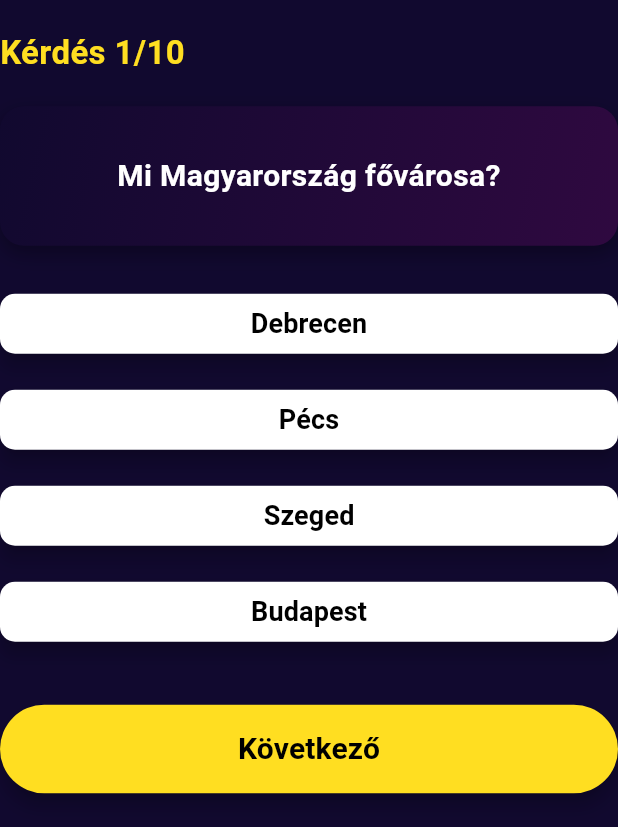
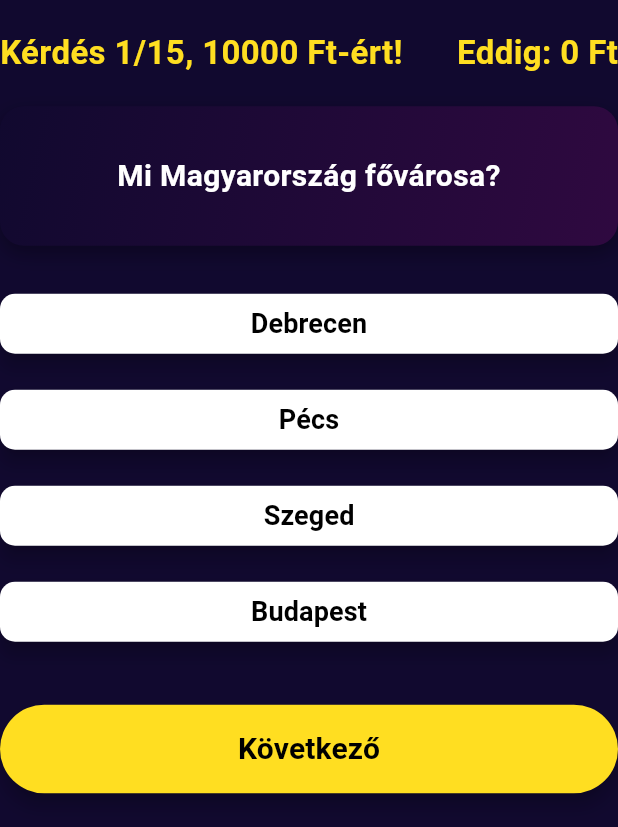
Before and after one commit to OkHello99/Flutter_Quiz_App, a Flutter app: the QuizScreen screen opened directly, on a phone screen of 412 x 824 dp, the part 409-1236 px from its top. Run offline on Flutter 3.47's test engine with Material 3 defaults, Android fonts, the light colour scheme and no system bars.

Commit message:
főmenü, több kérdés, nyereményszintek

```diff
--- a/flutter_quiz_app/lib/main.dart
+++ b/flutter_quiz_app/lib/main.dart
@@ -8,15 +8,14 @@ void main() {
 class MyApp extends StatelessWidget {
   const MyApp({super.key});
 
-  // This widget is the root of your application.
   @override
   Widget build(BuildContext context) {
     return MaterialApp(
-      title: 'Flutter Demo',
+      title: 'Legyen On Is Milliomos',
       theme: ThemeData(
         primarySwatch: Colors.blue,
       ),
-      home: QuizScreen()
+      home: MenuScreen()
     );
   }
 }
--- a/flutter_quiz_app/lib/question_model.dart
+++ b/flutter_quiz_app/lib/question_model.dart
@@ -11,7 +11,6 @@ class Answer {
 
   Answer(this.answerText, this.isCorrect);
 }
-
 List<Question> getQuestions() {
   List<Question> list = [];
 
@@ -26,16 +25,6 @@ List<Question> getQuestions() {
   ));
 
   list.add(
-    Question("Melyik évben kezdődött a második világháború?",
-    [
-      Answer("1935", false),
-      Answer("1939", true),
-      Answer("1941", false),
-      Answer("1945", false),
-    ],
-  ));
-
-  list.add(
     Question("Mi Magyarország hivatalos nyelve?",
     [
       Answer("Angol", false),
@@ -46,22 +35,32 @@ List<Question> getQuestions() {
   ));
 
   list.add(
-    Question("Ki találta fel a golyóstollat?",
-    [
-      Answer("Biro László", true),
-      Answer("Eötvös Loránd", false),
-      Answer("Puskás Ferenc", false),
-      Answer("Kodály Zoltán", false),
-    ],
-  ));
-
-  list.add(
     Question("Mi Magyarország legnagyobb tava?",
     [
       Answer("Balaton", true),
       Answer("Tisza-tó", false),
       Answer("Velencei-tó", false),
       Answer("Fertő-tó", false),
+    ],
+  ));
+
+  list.add(
+    Question("Ki volt Magyarország első királya?",
+    [
+      Answer("Mátyás király", false),
+      Answer("Szent István", true),
+      Answer("László király", false),
+      Answer("Károly Róbert", false),
+    ],
+  ));
+
+  list.add(
+    Question("Melyik évben kezdődött a második világháború?",
+    [
+      Answer("1935", false),
+      Answer("1939", true),
+      Answer("1941", false),
+      Answer("1945", false),
     ],
   ));
 
@@ -86,12 +85,12 @@ List<Question> getQuestions() {
   ));
 
   list.add(
-    Question("Ki volt Magyarország első királya?",
+    Question("Ki találta fel a golyóstollat?",
     [
-      Answer("Mátyás király", false),
-      Answer("Szent István", true),
-      Answer("László király", false),
-      Answer("Károly Róbert", false),
+      Answer("Bíró László", true),
+      Answer("Eötvös Loránd", false),
+      Answer("Puskás Ferenc", false),
+      Answer("Kodály Zoltán", false),
     ],
   ));
 
@@ -115,5 +114,55 @@ List<Question> getQuestions() {
     ],
   ));
 
+  list.add(
+    Question("Melyik évben alapították Magyarországot?",
+    [
+      Answer("896", true),
+      Answer("1000", false),
+      Answer("1241", false),
+      Answer("1526", false),
+    ],
+  ));
+
+  list.add(
+    Question("Hány megye van Magyarországon?",
+    [
+      Answer("17", false),
+      Answer("19", true),
+      Answer("21", false),
+      Answer("25", false),
+    ],
+  ));
+
+  list.add(
+    Question("Melyik magyar városban található az ország egyetlen UNESCO Világörökségi borvidéke?",
+    [
+      Answer("Tokaj", true),
+      Answer("Eger", false),
+      Answer("Villány", false),
+      Answer("Badacsony", false),
+    ],
+  ));
+
+  list.add(
+    Question("Melyik magyar tudós nyerte meg a Nobel-díjat a C-vitamin felfedezéséért?",
+    [
+      Answer("Szent-Györgyi Albert", true),
+      Answer("Bay Zoltán", false),
+      Answer("Wigner Jenő", false),
+      Answer("Puskás Tivadar", false),
+    ],
+  ));
+
+  list.add(
+    Question("Melyik magyar feltaláló alkotta meg a híres 'Gömböcöt'?",
+    [
+      Answer("Domokos Gábor", true),
+      Answer("Irinyi János", false),
+      Answer("Rubik Ernő", false),
+      Answer("Jedlik Ányos", false),
+    ],
+  ));
+
   return list;
 }
--- a/flutter_quiz_app/lib/quiz_screen.dart
+++ b/flutter_quiz_app/lib/quiz_screen.dart
@@ -1,5 +1,52 @@
 import 'package:flutter/material.dart';
 import 'package:flutter_quiz_app/question_model.dart';
+
+
+class MenuScreen extends StatelessWidget {
+  @override
+  Widget build(BuildContext context) {
+    return Scaffold(
+      backgroundColor: const Color(0xFF11092F),
+      body: Center(
+        child: Column(
+          mainAxisSize: MainAxisSize.min,
+          children: [
+            Image.asset(
+              'assets/logo.png',
+              fit: BoxFit.contain,
+              height: 250,
+            ),
+            const SizedBox(height: 50),
+            ElevatedButton(
+              style: ElevatedButton.styleFrom(
+                padding: const EdgeInsets.symmetric(horizontal: 50, vertical: 15),
+                backgroundColor: const Color(0xFFFFDE21),
+                foregroundColor: Colors.black,
+                shape: RoundedRectangleBorder(
+                  borderRadius: BorderRadius.circular(30),
+                ),
+                elevation: 5,
+              ),
+              onPressed: () {
+                Navigator.push(
+                  context,
+                  MaterialPageRoute(builder: (context) => QuizScreen()),
+                );
+              },
+              child: const Text(
+                "Start",
+                style: TextStyle(
+                  fontSize: 20,
+                  fontWeight: FontWeight.bold,
+                ),
+              ),
+            ),
+          ],
+        ),
+      ),
+    );
+  }
+}
 
 class QuizScreen extends StatefulWidget {
   @override
@@ -11,6 +58,12 @@ class _QuizScreenState extends State<QuizScreen> {
   int currentQuestionIndex = 0;
   int score = 0;
   Answer? selectedAnswer;
+
+  final List<int> rewardLevels = [
+    10000, 20000, 50000, 100000, 250000,
+    500000, 750000, 1000000, 1500000, 2000000,
+    5000000, 10000000, 15000000, 25000000, 50000000
+  ];
 
   @override
   Widget build(BuildContext context) {
@@ -26,17 +79,17 @@ class _QuizScreenState extends State<QuizScreen> {
               height: 250,
             ),
             const SizedBox(height: 20),
-            Container(
+            SizedBox(
               width: 600,
               child: _questionWidget(),
             ),
             const SizedBox(height: 20),
-            Container(
+            SizedBox(
               width: 600,
               child: _answerList(),
             ),
             const SizedBox(height: 30),
-            Container(
+            SizedBox(
               width: 600,
               child: _nextButton(),
             ),
@@ -50,13 +103,26 @@ class _QuizScreenState extends State<QuizScreen> {
     return Column(
       crossAxisAlignment: CrossAxisAlignment.start,
       children: [
+        Row(
+          mainAxisAlignment: MainAxisAlignment.spaceBetween,
+          children: [
             Text(
-          "Kérdés ${currentQuestionIndex + 1}/${questionList.length}",
+              "Kérdés ${currentQuestionIndex + 1}/${questionList.length}, ${rewardLevels[currentQuestionIndex]} Ft-ért!",
               style: const TextStyle(
                 color: Color(0xFFFFDE21),
                 fontSize: 22,
                 fontWeight: FontWeight.bold,
               ),
+            ),
+            Text(
+              "Eddig: $score Ft",
+              style: const TextStyle(
+                color: Color(0xFFFFDE21),
+                fontSize: 22,
+                fontWeight: FontWeight.bold,
+              ),
+            ),
+          ],
         ),
         const SizedBox(height: 20),
         Container(
@@ -64,7 +130,7 @@ class _QuizScreenState extends State<QuizScreen> {
           width: double.infinity,
           padding: const EdgeInsets.all(32),
           decoration: BoxDecoration(
-            gradient: LinearGradient(
+            gradient: const LinearGradient(
               colors: [Color(0xFF11092F), Color(0xFF2F0940)],
               begin: Alignment.topLeft,
               end: Alignment.bottomRight,
@@ -113,15 +179,12 @@ class _QuizScreenState extends State<QuizScreen> {
           shape: RoundedRectangleBorder(
             borderRadius: BorderRadius.circular(10),
           ),
-          backgroundColor: isSelected ? Color(0xFFFFDE21) : Colors.white,
+          backgroundColor: isSelected ? const Color(0xFFFFDE21) : Colors.white,
           elevation: isSelected ? 10 : 5,
         ),
         onPressed: () {
           setState(() {
             selectedAnswer = answer;
-            if (answer.isCorrect) {
-              score++;
-            }
           });
         },
         child: Text(
@@ -140,7 +203,7 @@ class _QuizScreenState extends State<QuizScreen> {
   return ElevatedButton(
     style: ElevatedButton.styleFrom(
       padding: const EdgeInsets.symmetric(horizontal: 50, vertical: 15),
-        backgroundColor: Color(0xFFFFDE21),
+      backgroundColor: const Color(0xFFFFDE21),
       foregroundColor: Colors.black,
       shape: RoundedRectangleBorder(
         borderRadius: BorderRadius.circular(30),
@@ -148,6 +211,36 @@ class _QuizScreenState extends State<QuizScreen> {
       elevation: 5,
     ),
     onPressed: () {
+      if (selectedAnswer == null) {
+        ScaffoldMessenger.of(context).showSnackBar(
+          const SnackBar(content: Text("Kérlek jelölj meg egy választ!")),
+        );
+        return;
+      }
+
+      if (selectedAnswer!.isCorrect) {
+        score += rewardLevels[currentQuestionIndex];
+
+        if ((currentQuestionIndex + 1) % 5 == 0 || currentQuestionIndex == questionList.length - 1) {
+          _showExitDialog();
+        } else {
+          _nextQuestion();
+        }
+      } else {
+        _showScoreDialog();
+      }
+    },
+    child: Text(
+      currentQuestionIndex < questionList.length - 1 ? "Következő" : "Vége",
+      style: const TextStyle(
+        fontSize: 20,
+        fontWeight: FontWeight.bold,
+      ),
+    ),
+  );
+}
+
+  void _nextQuestion() {
     if (currentQuestionIndex < questionList.length - 1) {
       setState(() {
         currentQuestionIndex++;
@@ -156,13 +249,30 @@ class _QuizScreenState extends State<QuizScreen> {
     } else {
       _showScoreDialog();
     }
+  }
+
+  void _showExitDialog() {
+    showDialog(
+      context: context,
+      builder: (_) => AlertDialog(
+        title: const Text("Kiszállás?"),
+        content: Text("Szeretnél kiszállni $score Ft-ért?"),
+        actions: [
+          TextButton(
+            onPressed: () {
+              Navigator.pop(context);
+              _showScoreDialog();
             },
-      child: Text(
-        currentQuestionIndex < questionList.length - 1 ? "Következő" : "Befejezés",
-        style: const TextStyle(
-          fontSize: 20,
-          fontWeight: FontWeight.bold,
+            child: const Text("Igen"),
           ),
+          TextButton(
+            onPressed: () {
+              Navigator.pop(context);
+              _nextQuestion();
+            },
+            child: const Text("Nem"),
+          ),
+        ],
       ),
     );
   }
@@ -171,19 +281,18 @@ class _QuizScreenState extends State<QuizScreen> {
   showDialog(
     context: context,
     builder: (_) => AlertDialog(
-        title: const Text("Kvíz Kész!"),
-        content: Text("Pontszámod: $score/${questionList.length}"),
+      title: const Text("Játék vége!"),
+      content: Text("Nyereményed: $score Ft"),
       actions: [
         TextButton(
           onPressed: () {
-              Navigator.pop(context);
-              setState(() {
-                currentQuestionIndex = 0;
-                score = 0;
-                selectedAnswer = null;
-              });
+            Navigator.pushAndRemoveUntil(
+              context,
+              MaterialPageRoute(builder: (context) => MenuScreen()),
+              (route) => false,
+            );
           },
-            child: const Text("Újraindítás"),
+          child: const Text("Vissza a menübe!"),
         ),
       ],
     ),
```
Lines whose indentation alone changed are shown as unchanged.
